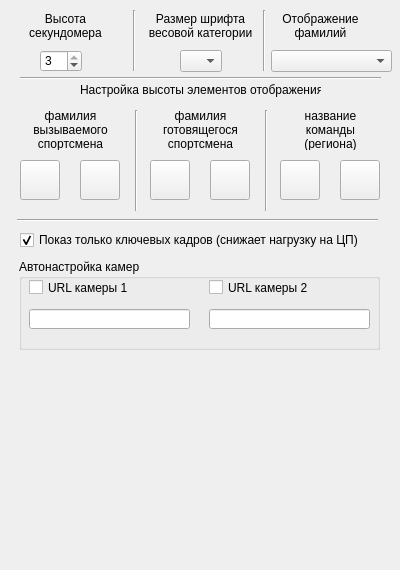
Old version of the form FormView.ui in the repository zak2791/Tabloh2H.
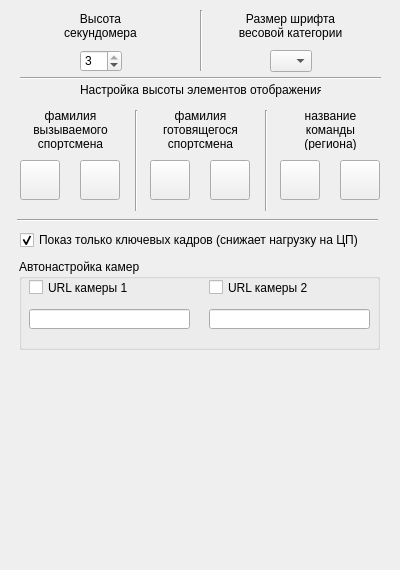
New version of the form. Icons and pictures are not drawn.

```diff
--- a/FormView.ui
+++ b/FormView.ui
@@ -44,7 +44,7 @@
   <widget class="QSpinBox" name="sbSec">
    <property name="geometry">
     <rect>
-     <x>40</x>
+     <x>80</x>
      <y>50</y>
      <width>42</width>
      <height>22</height>
@@ -63,9 +63,9 @@
   <widget class="QLabel" name="lblSpace">
    <property name="geometry">
     <rect>
-     <x>20</x>
+     <x>50</x>
      <y>10</y>
-     <width>91</width>
+     <width>101</width>
      <height>31</height>
     </rect>
    </property>
@@ -389,9 +389,9 @@
   <widget class="QLabel" name="label_2">
    <property name="geometry">
     <rect>
-     <x>140</x>
+     <x>220</x>
      <y>10</y>
-     <width>121</width>
+     <width>141</width>
      <height>31</height>
     </rect>
    </property>
@@ -406,7 +406,7 @@
   <widget class="QComboBox" name="cmbFont">
    <property name="geometry">
     <rect>
-     <x>180</x>
+     <x>270</x>
      <y>50</y>
      <width>42</width>
      <height>22</height>
@@ -419,7 +419,7 @@
   <widget class="Line" name="line_5">
    <property name="geometry">
     <rect>
-     <x>126</x>
+     <x>193</x>
      <y>10</y>
      <width>16</width>
      <height>61</height>
@@ -429,49 +429,6 @@
     <enum>Qt::Vertical</enum>
    </property>
   </widget>
-  <widget class="Line" name="line_6">
-   <property name="geometry">
-    <rect>
-     <x>256</x>
-     <y>10</y>
-     <width>16</width>
-     <height>61</height>
-    </rect>
-   </property>
-   <property name="orientation">
-    <enum>Qt::Vertical</enum>
-   </property>
-  </widget>
-  <widget class="QLabel" name="label_3">
-   <property name="geometry">
-    <rect>
-     <x>260</x>
-     <y>10</y>
-     <width>121</width>
-     <height>31</height>
-    </rect>
-   </property>
-   <property name="text">
-    <string>Отображение
-фамилий</string>
-   </property>
-   <property name="alignment">
-    <set>Qt::AlignCenter</set>
-   </property>
-  </widget>
-  <widget class="QComboBox" name="cmbFam">
-   <property name="geometry">
-    <rect>
-     <x>271</x>
-     <y>50</y>
-     <width>121</width>
-     <height>22</height>
-    </rect>
-   </property>
-   <property name="currentText">
-    <string/>
-   </property>
-  </widget>
  </widget>
  <resources>
   <include location="res.qrc"/>
```
